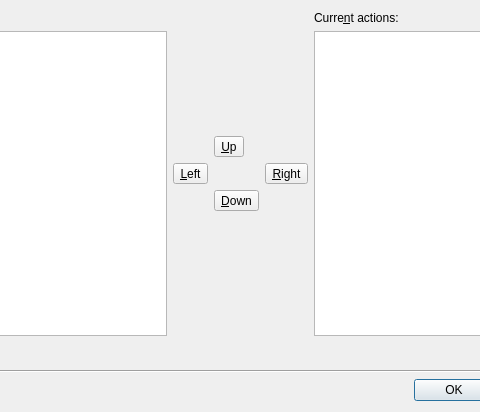
First picture: the form in src/toolbareditor.ui, repository wilbert2000/wzplayer, before the edit; both pictures show x 111 to 591 and y 0 to 412 of the 702 by 412 pixel window.
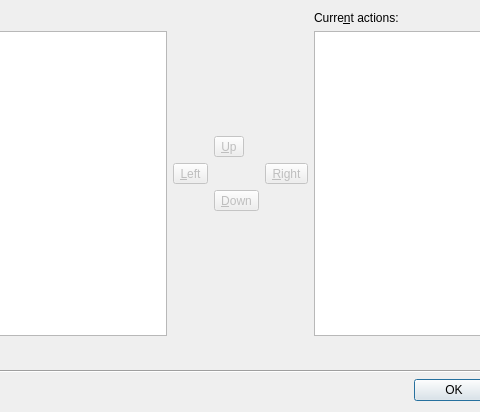
Second picture: the form after the edit.

Commit message: Enable/disable the arrow buttons

What changed in the file:
```diff
--- a/src/toolbareditor.ui
+++ b/src/toolbareditor.ui
@@ -50,6 +50,9 @@
       <layout class="QGridLayout" name="gridLayout">
        <item row="1" column="0">
         <widget class="QToolButton" name="left_button">
+         <property name="enabled">
+          <bool>false</bool>
+         </property>
          <property name="text">
           <string>&amp;Left</string>
          </property>
@@ -57,6 +60,9 @@
        </item>
        <item row="1" column="2">
         <widget class="QToolButton" name="right_button">
+         <property name="enabled">
+          <bool>false</bool>
+         </property>
          <property name="text">
           <string>&amp;Right</string>
          </property>
@@ -64,6 +70,9 @@
        </item>
        <item row="2" column="1">
         <widget class="QToolButton" name="down_button">
+         <property name="enabled">
+          <bool>false</bool>
+         </property>
          <property name="text">
           <string>&amp;Down</string>
          </property>
@@ -71,6 +80,9 @@
        </item>
        <item row="0" column="1" colspan="2">
         <widget class="QToolButton" name="up_button">
+         <property name="enabled">
+          <bool>false</bool>
+         </property>
          <property name="text">
           <string>&amp;Up</string>
          </property>
```
Left out of the diff: 3 changed lines with no effect on the pictures. The commit also changes 2 other files.
